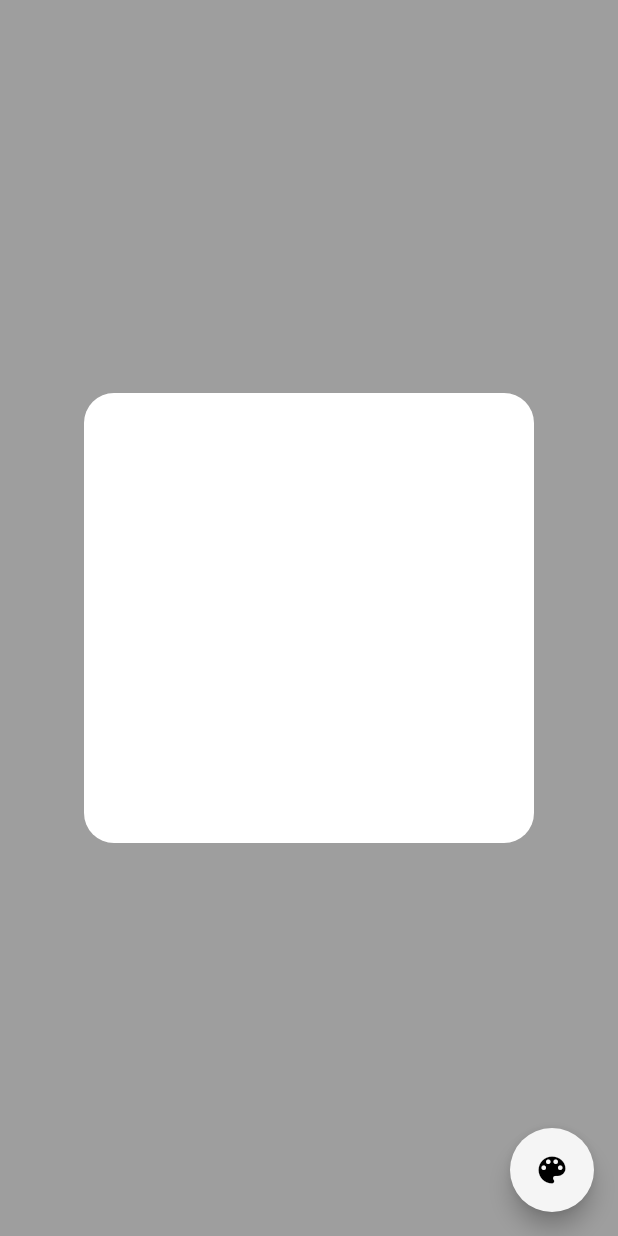
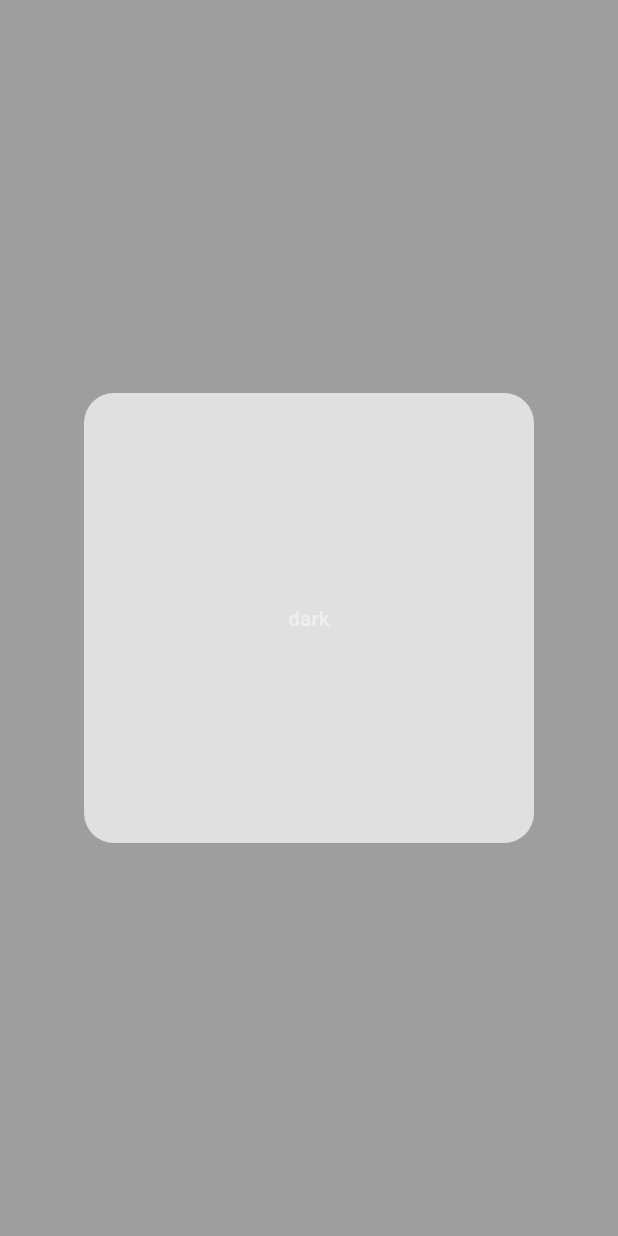
Before and after one commit to habeebputhiyakath/darkTheme, a Flutter app: the screen it shows after launch, on a phone screen of 412 x 824 dp. Run offline on Flutter 3.47's test engine with Material 2 defaults, Android fonts, the phone set to English and light mode, and no system bars.

Commit message:
Revert "main"

```diff
--- a/lib/main.dart
+++ b/lib/main.dart
@@ -16,7 +16,6 @@ class myapp extends StatelessWidget {
   @override
   Widget build(BuildContext context) {
     return MaterialApp(
-      debugShowCheckedModeBanner: false,
       home: Homepage(),
     //  theme: lightMode,
 
--- a/lib/modal/theme.dart
+++ b/lib/modal/theme.dart
@@ -5,7 +5,7 @@ ThemeData lightMode = ThemeData(
 
   colorScheme: ColorScheme?.light(
     background: Colors.grey,
-    primary: Colors.white,
+    primary: Colors.grey.shade300,
     secondary:  Colors.grey.shade200
   )
 );
--- a/lib/view/home_page.dart
+++ b/lib/view/home_page.dart
@@ -15,32 +15,14 @@ class _HomepageState extends State<Homepage> {
     return Scaffold(
       backgroundColor: Theme.of(context).colorScheme.background,
       body: Center(
-        child: Container(
-            width: 300,
-            height: 300,
-            decoration: BoxDecoration(
-                color: Theme.of(context).colorScheme.primary,
-                borderRadius: BorderRadius.circular(20)),
-            // child:TextButton(onPressed: () {
-            //   Provider.of<ThemeProvider>(context,listen: false).changeTheme();
-            // },
-            // child: Center(
-            //   // child: Text(
-            //   //   "dark",
-            //   //   style: TextStyle(color: Theme.of(context).colorScheme.secondary),
-            //   // ),
-            // )
-            ),
+        child: Container(width: 300,height: 300,
+       decoration: BoxDecoration(color: Theme.of(context).colorScheme.primary,borderRadius: BorderRadius.circular(20)),
+        child:TextButton(onPressed: () {
+          Provider.of<ThemeProvider>(context,listen: false).changeTheme();
+        }, child: Text("dark", style: TextStyle(color: Theme.of(context).colorScheme.secondary ),)) ,
+
+        ),
       ),
-
-      floatingActionButton:FloatingActionButton(
-
-        onPressed: () {
-             Provider.of<ThemeProvider>(context,listen: false).changeTheme();
-        },
-        backgroundColor: Colors.grey.shade100,
-        child: const Icon(Icons.color_lens,),
-        ) ,
     );
   }
 }
```
